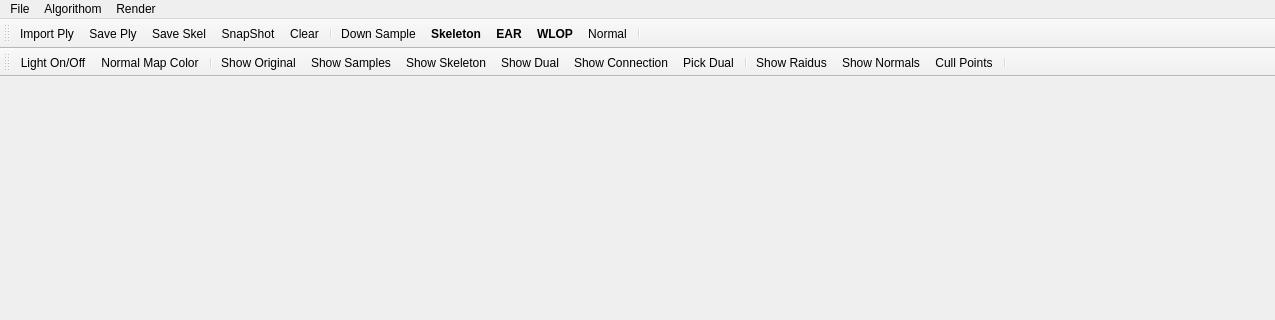
Qt form point-cloud-2015/mainwindow.ui (sunwaylive/Point-Cloud-Processing-2015) before a commit; both pictures show x 0 to 1275 and y 0 to 320 of the 1275 by 573 pixel window.
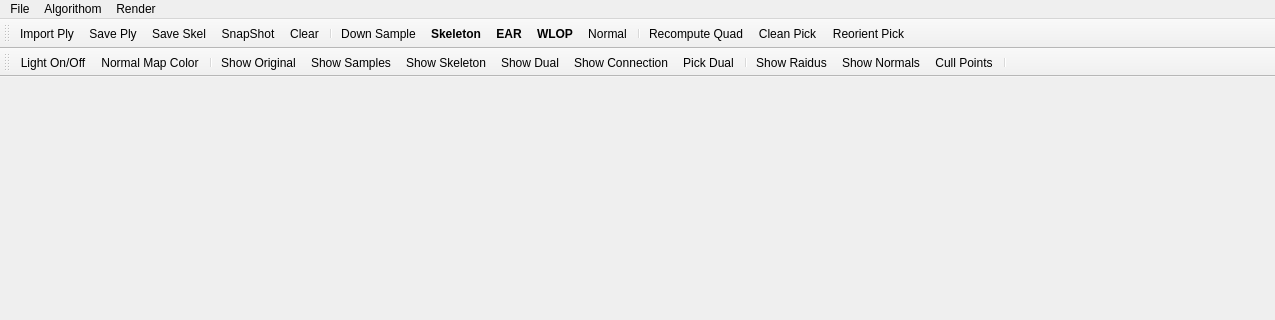
The same form after that commit. Icons and pictures are not drawn.

Patch:
```diff
--- a/point-cloud-2015/mainwindow.ui
+++ b/point-cloud-2015/mainwindow.ui
@@ -217,6 +217,9 @@
    <addaction name="actionWLOP_Setting"/>
    <addaction name="actionNormal_Setting"/>
    <addaction name="separator"/>
+   <addaction name="actionRecompute_Quad"/>
+   <addaction name="actionClean_Pick"/>
+   <addaction name="actionReorient_Pick"/>
   </widget>
   <widget class="QStatusBar" name="statusBar"/>
   <widget class="QToolBar" name="toolBar">
@@ -722,6 +725,16 @@
     <string>Pick Dual</string>
    </property>
   </action>
+  <action name="actionReorient_Pick">
+   <property name="text">
+    <string>Reorient Pick</string>
+   </property>
+  </action>
+  <action name="actionClean_Pick">
+   <property name="text">
+    <string>Clean Pick</string>
+   </property>
+  </action>
  </widget>
  <layoutdefault spacing="6" margin="11"/>
  <resources>
```
Left out of the diff: 2 changed lines with no effect on the pictures.
